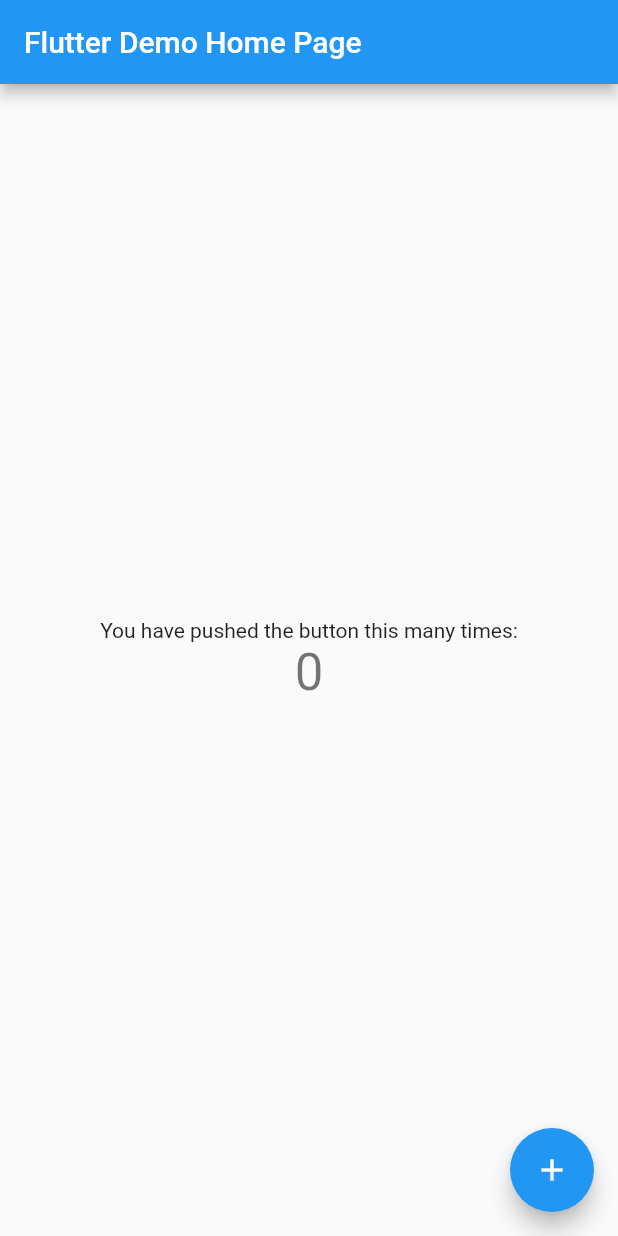
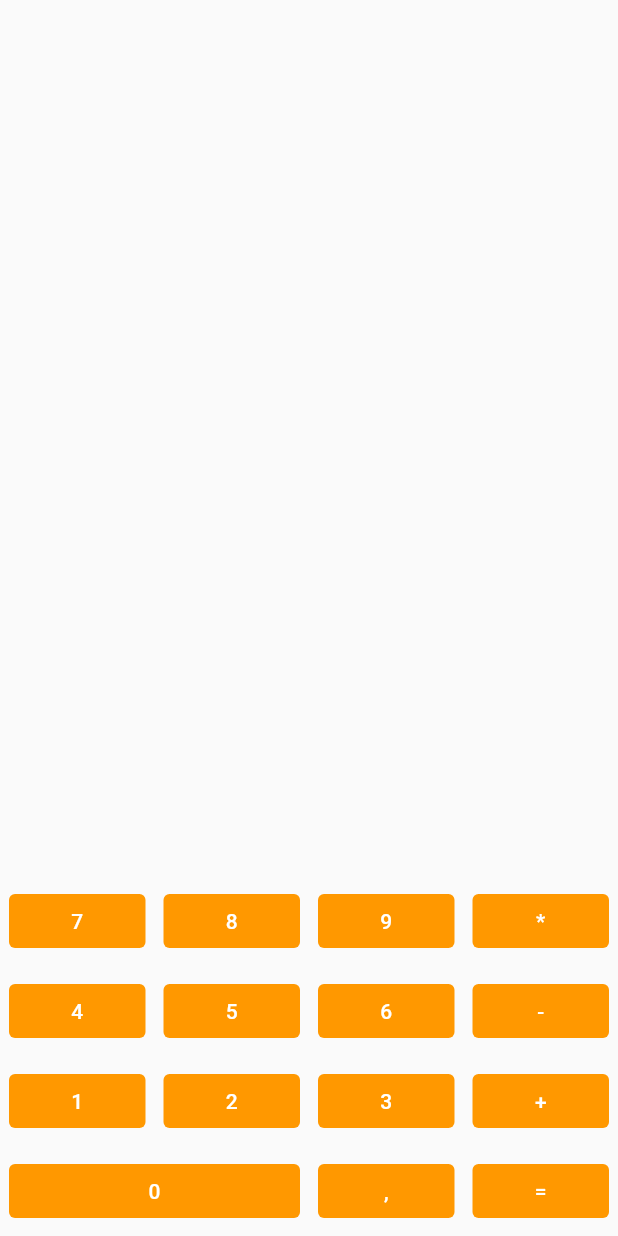
Before and after one commit to ZephirSD/exercice_flutter_siegfried_dallery, a Flutter app: the screen it shows after launch, on a phone screen of 412 x 824 dp. Run offline on Flutter 3.47's test engine with Material 2 defaults, Android fonts, the phone set to English and light mode, and no system bars.

Commit message:
Ajout de la fonctionnalité pour faire des opérations

```diff
--- a/lib/main.dart
+++ b/lib/main.dart
@@ -1,4 +1,6 @@
 import 'package:flutter/material.dart';
+
+import 'Composant/buttonCalc.dart';
 
 void main() {
   runApp(const MyApp());
@@ -7,109 +9,175 @@
 class MyApp extends StatelessWidget {
   const MyApp({super.key});
 
-  // This widget is the root of your application.
   @override
   Widget build(BuildContext context) {
     return MaterialApp(
       title: 'Flutter Demo',
+      debugShowCheckedModeBanner: false,
       theme: ThemeData(
-        // This is the theme of your application.
-        //
-        // Try running your application with "flutter run". You'll see the
-        // application has a blue toolbar. Then, without quitting the app, try
-        // changing the primarySwatch below to Colors.green and then invoke
-        // "hot reload" (press "r" in the console where you ran "flutter run",
-        // or simply save your changes to "hot reload" in a Flutter IDE).
-        // Notice that the counter didn't reset back to zero; the application
-        // is not restarted.
         primarySwatch: Colors.blue,
       ),
-      home: const MyHomePage(title: 'Flutter Demo Home Page'),
+      home: MyHomePage(),
     );
   }
 }
 
-class MyHomePage extends StatefulWidget {
-  const MyHomePage({super.key, required this.title});
-
-  // This widget is the home page of your application. It is stateful, meaning
-  // that it has a State object (defined below) that contains fields that affect
-  // how it looks.
-
-  // This class is the configuration for the state. It holds the values (in this
-  // case the title) provided by the parent (in this case the App widget) and
-  // used by the build method of the State. Fields in a Widget subclass are
-  // always marked "final".
-
-  final String title;
+class MyHomePage extends StatelessWidget {
+  MyHomePage({super.key});
 
   @override
-  State<MyHomePage> createState() => _MyHomePageState();
+  Widget build(BuildContext context) {
+    return Scaffold(
+      body: HomeCalc(),
+    );
+  }
 }
 
-class _MyHomePageState extends State<MyHomePage> {
-  int _counter = 0;
+class HomeCalc extends StatefulWidget {
+  HomeCalc({Key? key}) : super(key: key);
+  @override
+  State<HomeCalc> createState() => _HomeCalcState();
+}
 
-  void _incrementCounter() {
+class _HomeCalcState extends State<HomeCalc> {
+  int premierNb = 0;
+  int secondNb = 0;
+  int total = 0;
+  String operation = "";
+  String textCalc = "";
+  clickNombre(textValue) {
     setState(() {
-      // This call to setState tells the Flutter framework that something has
-      // changed in this State, which causes it to rerun the build method below
-      // so that the display can reflect the updated values. If we changed
-      // _counter without calling setState(), then the build method would not be
-      // called again, and so nothing would appear to happen.
-      _counter++;
+      textCalc = textValue;
+      if (operation != "") {
+        secondNb = int.parse(textCalc);
+        // print('second${secondNb}');
+      } else {
+        premierNb = int.parse(textCalc);
+        // print('premier${premierNb}');
+      }
+    });
+  }
+
+  clickOperator(textValue) {
+    setState(() {
+      if (textValue != "=") {
+        operation = textValue;
+      }
+      if (textValue == "=" && operation == "+") {
+        total = (premierNb + secondNb);
+      } else if (textValue == "=" && operation == "-") {
+        total = (premierNb - secondNb);
+      } else if (textValue == "=" && operation == "*") {
+        total = (premierNb * secondNb);
+      } else if (textValue == "=" && operation == "/") {
+        total = (premierNb / secondNb) as int;
+      }
+      if (total > 0) {
+        textCalc = total.toString();
+      }
     });
   }
 
   @override
   Widget build(BuildContext context) {
-    // This method is rerun every time setState is called, for instance as done
-    // by the _incrementCounter method above.
-    //
-    // The Flutter framework has been optimized to make rerunning build methods
-    // fast, so that you can just rebuild anything that needs updating rather
-    // than having to individually change instances of widgets.
-    return Scaffold(
-      appBar: AppBar(
-        // Here we take the value from the MyHomePage object that was created by
-        // the App.build method, and use it to set our appbar title.
-        title: Text(widget.title),
+    return Container(
+      child: Column(
+        verticalDirection: VerticalDirection.up,
+        children: [
+          Row(
+            mainAxisAlignment: MainAxisAlignment.spaceAround,
+            mainAxisSize: MainAxisSize.max,
+            children: [
+              ButtonCalc(
+                "0",
+                funcCal: () => clickNombre("0"),
+                flex: 2,
+              ),
+              ButtonCalc(
+                ",",
+                funcCal: () => clickNombre(","),
+              ),
+              ButtonCalc(
+                "=",
+                funcCal: () => clickOperator("="),
+              ),
+            ],
+          ),
+          Row(
+            mainAxisAlignment: MainAxisAlignment.spaceAround,
+            mainAxisSize: MainAxisSize.max,
+            children: [
+              ButtonCalc(
+                "1",
+                funcCal: () => clickNombre("1"),
+              ),
+              ButtonCalc(
+                "2",
+                funcCal: () => clickNombre("2"),
+              ),
+              ButtonCalc(
+                "3",
+                funcCal: () => clickNombre("3"),
+              ),
+              ButtonCalc(
+                "+",
+                funcCal: () => clickOperator("+"),
+              ),
+            ],
+          ),
+          Row(
+            mainAxisAlignment: MainAxisAlignment.spaceAround,
+            mainAxisSize: MainAxisSize.max,
+            children: [
+              ButtonCalc(
+                "4",
+                funcCal: () => clickNombre("4"),
+              ),
+              ButtonCalc(
+                "5",
+                funcCal: () => clickNombre("5"),
+              ),
+              ButtonCalc(
+                "6",
+                funcCal: () => clickNombre("6"),
+              ),
+              ButtonCalc(
+                "-",
+                funcCal: () => clickOperator("-"),
+              ),
+            ],
+          ),
+          Row(
+            mainAxisAlignment: MainAxisAlignment.spaceAround,
+            mainAxisSize: MainAxisSize.max,
+            children: [
+              ButtonCalc(
+                "7",
+                funcCal: () => clickNombre("7"),
+              ),
+              ButtonCalc(
+                "8",
+                funcCal: () => clickNombre("8"),
+              ),
+              ButtonCalc(
+                "9",
+                funcCal: () => clickNombre("9"),
+              ),
+              ButtonCalc(
+                "*",
+                funcCal: () => clickOperator("*"),
+              ),
+            ],
+          ),
+          Container(
+            child: Text(
+              textCalc,
+              style: TextStyle(fontSize: 28),
+            ),
+            alignment: Alignment(1.0, 1.0),
+          ),
+        ],
       ),
-      body: Center(
-        // Center is a layout widget. It takes a single child and positions it
-        // in the middle of the parent.
-        child: Column(
-          // Column is also a layout widget. It takes a list of children and
-          // arranges them vertically. By default, it sizes itself to fit its
-          // children horizontally, and tries to be as tall as its parent.
-          //
-          // Invoke "debug painting" (press "p" in the console, choose the
-          // "Toggle Debug Paint" action from the Flutter Inspector in Android
-          // Studio, or the "Toggle Debug Paint" command in Visual Studio Code)
-          // to see the wireframe for each widget.
-          //
-          // Column has various properties to control how it sizes itself and
-          // how it positions its children. Here we use mainAxisAlignment to
-          // center the children vertically; the main axis here is the vertical
-          // axis because Columns are vertical (the cross axis would be
-          // horizontal).
-          mainAxisAlignment: MainAxisAlignment.center,
-          children: <Widget>[
-            const Text(
-              'You have pushed the button this many times:',
-            ),
-            Text(
-              '$_counter',
-              style: Theme.of(context).textTheme.headline4,
-            ),
-          ],
-        ),
-      ),
-      floatingActionButton: FloatingActionButton(
-        onPressed: _incrementCounter,
-        tooltip: 'Increment',
-        child: const Icon(Icons.add),
-      ), // This trailing comma makes auto-formatting nicer for build methods.
     );
   }
 }
```
